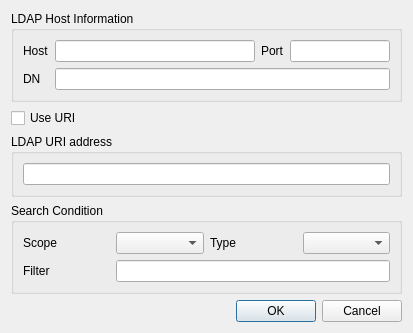
The window that BerViewer/get_ldap_dlg.ui (jykim74/BerEditor) describes before a commit, drawn with Qt 5.
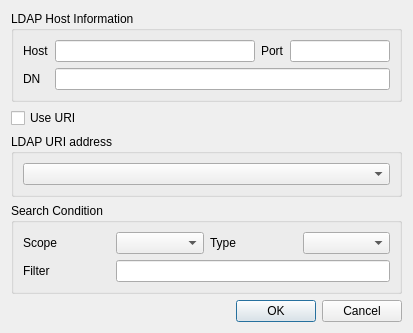
The same window after the commit.

```diff
--- a/BerViewer/get_ldap_dlg.ui
+++ b/BerViewer/get_ldap_dlg.ui
@@ -27,8 +27,8 @@
       <string>LDAP URI address</string>
      </property>
      <layout class="QGridLayout" name="gridLayout_3">
-      <item row="0" column="1">
-       <widget class="QLineEdit" name="mURIText"/>
+      <item row="0" column="0">
+       <widget class="QComboBox" name="mURICombo"/>
       </item>
      </layout>
     </widget>
```
